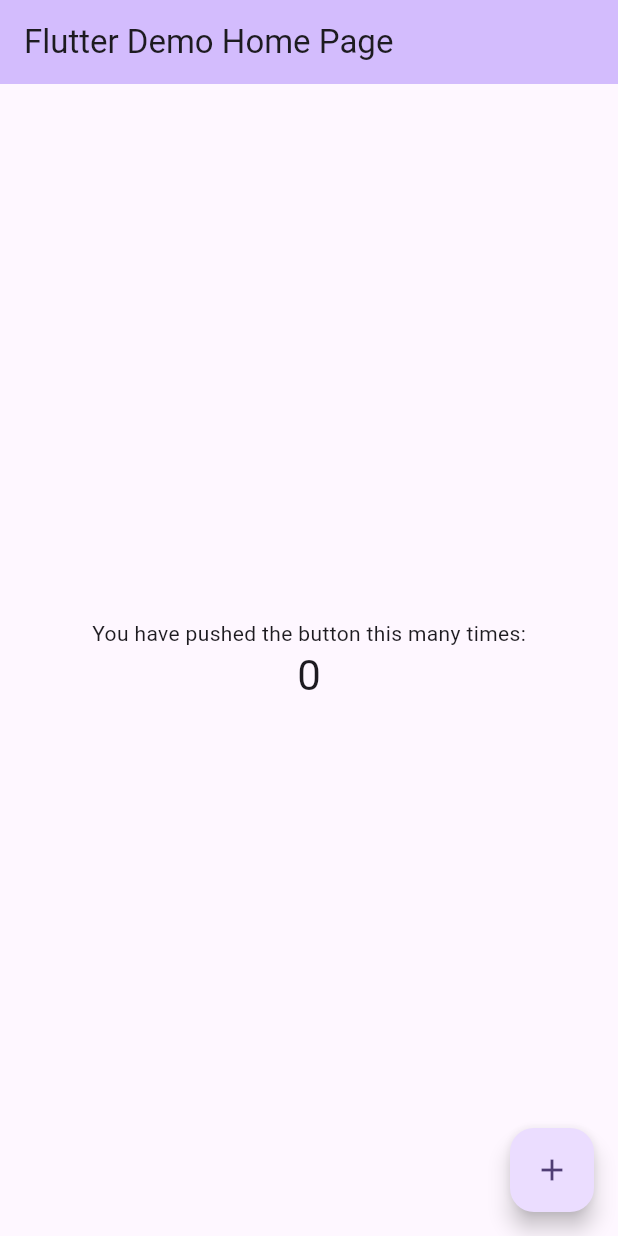
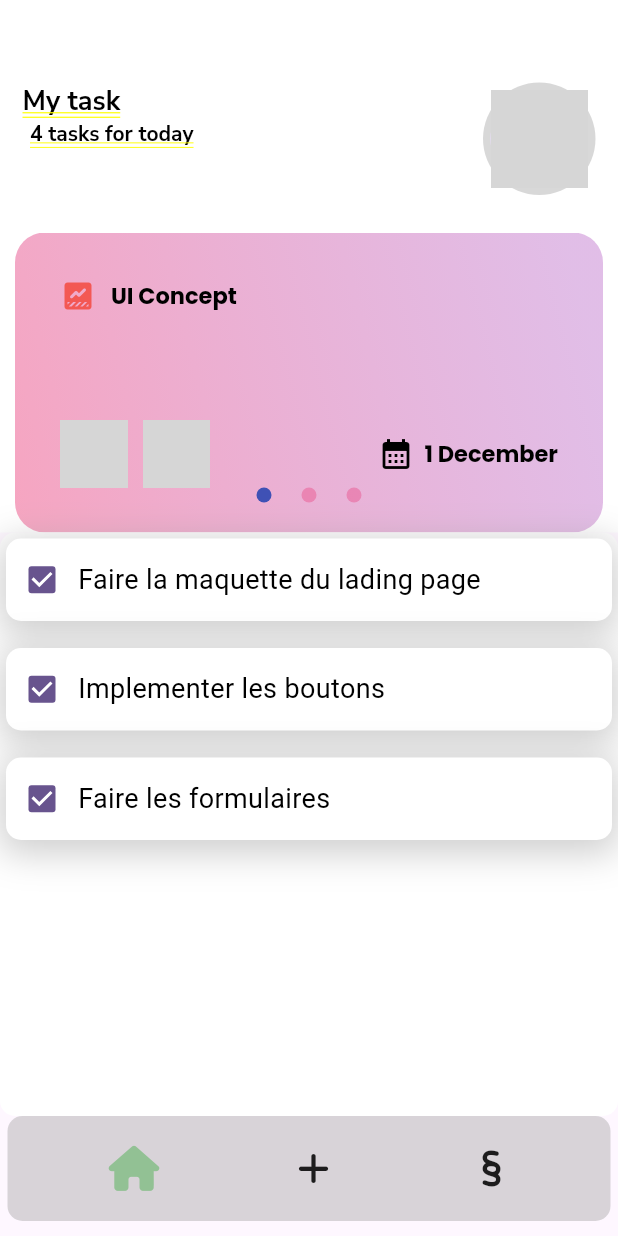
Before and after one commit to Walker-19/taskmanager, a Flutter app: the screen it shows after launch, on a phone screen of 412 x 824 dp. Run offline on Flutter 3.47's test engine with Material 3 defaults, Android fonts, the phone set to English and light mode, and no system bars; drawn by our look-alikes of card_swiper; our stand-ins replace cloud_firestore, firebase_core, font_awesome_flutter, get, google_fonts; accounts and stored records are empty; network calls fail; Roboto replaces fonts that are missing (Allura); grey boxes are pictures that could not be loaded.

Commit message:
Implementation des interface

```diff
--- /dev/null
+++ b/lib/Controller/TaskController.dart
@@ -0,0 +1,10 @@
+import 'package:cloud_firestore/cloud_firestore.dart';
+
+class TaskController {
+  getAllTask() {
+    CollectionReference AllTask = FirebaseFirestore.instance.collection("Task");
+
+
+
+  }
+}
--- /dev/null
+++ b/lib/Modele/Task.dart
@@ -0,0 +1,27 @@
+class Task {
+  String? idtask;
+  String? name;
+  DateTime? firstDay;
+  int? friends;
+  int? prop;
+
+  getName() {
+    return name;
+  }
+
+  getFirstDay() {
+    return firstDay;
+  }
+
+  get() {
+    return firstDay;
+  }
+
+  setName(String name) {
+    this.name = name;
+  }
+
+  setFirstDay(DateTime firstDay) {
+    this.firstDay = firstDay;
+  }
+}
--- /dev/null
+++ b/lib/component/ListTask.dart
@@ -0,0 +1,98 @@
+import 'package:flutter/material.dart';
+import 'package:font_awesome_flutter/font_awesome_flutter.dart';
+import 'package:google_fonts/google_fonts.dart';
+import 'package:taskmanager/design/color.dart';
+import 'package:taskmanager/design/dim.dart';
+
+class ListTask extends StatefulWidget {
+  const ListTask({super.key});
+
+  @override
+  State<ListTask> createState() => _ListTaskState();
+}
+
+class _ListTaskState extends State<ListTask> {
+  static const list = [
+    "Faire la maquette du lading page",
+    "Implementer les boutons",
+    "Faire les formulaires"
+  ];
+
+  get groupValue => null;
+
+  @override
+  Widget build(BuildContext context) {
+    return Expanded(
+      child: Scaffold(
+        bottomNavigationBar: Container(
+          width: width,
+          margin: only(b: 10, l: 5, r: 5),
+          padding: all(20),
+          decoration: BoxDecoration(
+              color: grey.withOpacity(0.4), borderRadius: radiusAll(10)),
+          child: Row(
+            mainAxisAlignment: MainAxisAlignment.spaceAround,
+            children: [
+              Container(
+                decoration: BoxDecoration(),
+                child: Icon(
+                  FontAwesomeIcons.home,
+                  color: green.withOpacity(0.5),
+                  size: 30,
+                ),
+              ),
+              Container(
+                child: Icon(FontAwesomeIcons.add),
+              ),
+              Container(
+                child: Icon(FontAwesomeIcons.section),
+              )
+            ],
+          ),
+        ),
+        body: Container(
+            width: width,
+            decoration:
+                BoxDecoration(borderRadius: radiusAll(10), color: white),
+            child: ListView.builder(
+                itemBuilder: (BuildContext, int index) {
+                  return Column(
+                    children: [
+                      Container(
+                        width: width,
+                        margin: all(4),
+                        height: 55,
+                        decoration: BoxDecoration(
+                            color: white,
+                            borderRadius: radiusAll(10),
+                            boxShadow: [
+                              BoxShadow(
+                                  color: grey.withOpacity(0.5),
+                                  blurRadius: 20,
+                                  spreadRadius: 4,
+                                  offset: const Offset(0, 5))
+                            ]),
+                        child: Row(
+                          children: [
+                            Transform.scale(
+                              scale: 1,
+                              child:
+                                  Checkbox(value: true, onChanged: (e) => {}),
+                            ),
+                            Text(
+                              list[index],
+                              style: GoogleFonts.allura(
+                                  fontSize: 18, color: black),
+                            ),
+                          ],
+                        ),
+                      ),
+                      const SizedBox(height: 10)
+                    ],
+                  );
+                },
+                itemCount: list.length)),
+      ),
+    );
+  }
+}
--- /dev/null
+++ b/lib/design/color.dart
@@ -0,0 +1,12 @@
+import 'package:flutter/material.dart';
+
+Color white = Colors.white;
+Color black = Colors.black;
+Color orange = Colors.orange;
+Color indigo = Colors.indigo;
+Color grey = Colors.grey;
+Color yellow = Colors.yellow;
+Color green = Colors.green;
+Color red = Colors.red;
+Color pink = Colors.pink;
+Color purple = Colors.purple;
--- /dev/null
+++ b/lib/design/dim.dart
@@ -0,0 +1,19 @@
+import 'package:flutter/material.dart';
+
+const width = double.infinity;
+
+EdgeInsets all(double v) => EdgeInsets.all(v);
+
+EdgeInsets only({double t = 0, double b = 0, double r = 0, double l = 0}) =>
+    EdgeInsets.only(top: t, bottom: b, right: r, left: l);
+
+BorderRadius radiusAll(double v) => BorderRadius.all(Radius.circular(v));
+BorderRadius radiusOnly(
+        {double tr = 0, double tl = 0, double br = 0, double bl = 0}) =>
+    BorderRadius.only(
+        topRight: Radius.circular(tr),
+        topLeft: Radius.circular(tl),
+        bottomRight: Radius.circular(br),
+        bottomLeft: Radius.circular(bl));
+
+height(context) => MediaQuery.of(context).size.height;
--- a/lib/main.dart
+++ b/lib/main.dart
@@ -1,6 +1,16 @@
+import 'package:card_swiper/card_swiper.dart';
+import 'package:cloud_firestore/cloud_firestore.dart';
 import 'package:flutter/material.dart';
+import 'package:get/get.dart';
+import 'package:google_fonts/google_fonts.dart';
+import 'package:taskmanager/Modele/Task.dart';
+import 'package:taskmanager/component/ListTask.dart';
+import 'package:taskmanager/design/color.dart';
+import 'package:taskmanager/design/dim.dart';
+import 'package:firebase_core/firebase_core.dart';
+import 'firebase_options.dart';
 
-void main() {
+void main() async {
   runApp(const MyApp());
 }
 
@@ -10,116 +20,201 @@ class MyApp extends StatelessWidget {
   // This widget is the root of your application.
   @override
   Widget build(BuildContext context) {
-    return MaterialApp(
-      title: 'Flutter Demo',
+    return GetMaterialApp(
+        debugShowCheckedModeBanner: false,
         theme: ThemeData(
-        // This is the theme of your application.
-        //
-        // TRY THIS: Try running your application with "flutter run". You'll see
-        // the application has a purple toolbar. Then, without quitting the app,
-        // try changing the seedColor in the colorScheme below to Colors.green
-        // and then invoke "hot reload" (save your changes or press the "hot
-        // reload" button in a Flutter-supported IDE, or press "r" if you used
-        // the command line to start the app).
-        //
-        // Notice that the counter didn't reset back to zero; the application
-        // state is not lost during the reload. To reset the state, use hot
-        // restart instead.
-        //
-        // This works for code too, not just values: Most code changes can be
-        // tested with just a hot reload.
           colorScheme: ColorScheme.fromSeed(seedColor: Colors.deepPurple),
           useMaterial3: true,
         ),
-      home: const MyHomePage(title: 'Flutter Demo Home Page'),
-    );
-  }
-}
-
-class MyHomePage extends StatefulWidget {
-  const MyHomePage({super.key, required this.title});
-
-  // This widget is the home page of your application. It is stateful, meaning
-  // that it has a State object (defined below) that contains fields that affect
-  // how it looks.
-
-  // This class is the configuration for the state. It holds the values (in this
-  // case the title) provided by the parent (in this case the App widget) and
-  // used by the build method of the State. Fields in a Widget subclass are
-  // always marked "final".
-
-  final String title;
-
-  @override
-  State<MyHomePage> createState() => _MyHomePageState();
-}
-
-class _MyHomePageState extends State<MyHomePage> {
-  int _counter = 0;
-
-  void _incrementCounter() {
-    setState(() {
-      // This call to setState tells the Flutter framework that something has
-      // changed in this State, which causes it to rerun the build method below
-      // so that the display can reflect the updated values. If we changed
-      // _counter without calling setState(), then the build method would not be
-      // called again, and so nothing would appear to happen.
-      _counter++;
-    });
-  }
-
-  @override
-  Widget build(BuildContext context) {
-    // This method is rerun every time setState is called, for instance as done
-    // by the _incrementCounter method above.
-    //
-    // The Flutter framework has been optimized to make rerunning build methods
-    // fast, so that you can just rebuild anything that needs updating rather
-    // than having to individually change instances of widgets.
-    return Scaffold(
-      appBar: AppBar(
-        // TRY THIS: Try changing the color here to a specific color (to
-        // Colors.amber, perhaps?) and trigger a hot reload to see the AppBar
-        // change color while the other colors stay the same.
-        backgroundColor: Theme.of(context).colorScheme.inversePrimary,
-        // Here we take the value from the MyHomePage object that was created by
-        // the App.build method, and use it to set our appbar title.
-        title: Text(widget.title),
+        home: Column(children: [
+          Container(
+            width: width,
+            height: height(context),
+            color: white,
+            child: Column(
+              children: [
+                Container(
+                  width: width,
+                  height: 100,
+                  margin: only(t: 55, l: 15, r: 15),
+                  decoration: BoxDecoration(color: white),
+                  child: Row(
+                    mainAxisAlignment: MainAxisAlignment.spaceBetween,
+                    crossAxisAlignment: CrossAxisAlignment.start,
+                    children: [
+                      Container(
+                        child: Column(
+                          crossAxisAlignment: CrossAxisAlignment.start,
+                          children: [
+                            Text(
+                              "My task",
+                              style: GoogleFonts.nunitoSans(
+                                fontSize: 18,
+                                color: black,
+                                fontWeight: FontWeight.bold,
                               ),
-      body: Center(
-        // Center is a layout widget. It takes a single child and positions it
-        // in the middle of the parent.
+                            ),
+                            Container(
+                              margin: only(l: 5),
+                              child: Text(
+                                "4 tasks for today",
+                                style: GoogleFonts.nunitoSans(
+                                    fontSize: 14,
+                                    color: black,
+                                    fontWeight: FontWeight.bold),
+                              ),
+                            )
+                          ],
+                        ),
+                      ),
+                      Container(
+                        width: 75,
+                        height: 75,
+                        padding: all(5),
+                        decoration: BoxDecoration(
+                            color: grey.withOpacity(0.4),
+                            borderRadius: radiusAll(200)),
+                        child: const Center(
+                          child: CircleAvatar(
+                            radius: 200,
+                            backgroundImage: NetworkImage(
+                                'https://cdn.pixabay.com/photo/2022/10/19/01/02/woman-7531315_1280.png'),
+                          ),
+                        ),
+                      )
+                    ],
+                  ),
+                ),
+                Container(
+                  width: width,
+                  height: 200,
+                  decoration: BoxDecoration(),
+                  child: Stack(
+                    children: [
+                      Center(
+                        child: Container(
+                          width: MediaQuery.of(context).size.width - 20,
+                          child: Swiper(
+                            itemCount: 3,
+                            itemBuilder: (BuildContext context, int index) {
+                              return Container(
+                                padding: all(30),
+                                width: MediaQuery.of(context).size.width,
+                                height: MediaQuery.of(context).size.height,
+                                decoration: BoxDecoration(
+                                    borderRadius: radiusAll(20),
+                                    gradient: LinearGradient(colors: [
+                                      pink.withOpacity(0.4),
+                                      purple.withOpacity(0.3)
+                                    ], begin: Alignment.bottomLeft)),
                                 child: Column(
-          // Column is also a layout widget. It takes a list of children and
-          // arranges them vertically. By default, it sizes itself to fit its
-          // children horizontally, and tries to be as tall as its parent.
-          //
-          // Column has various properties to control how it sizes itself and
-          // how it positions its children. Here we use mainAxisAlignment to
-          // center the children vertically; the main axis here is the vertical
-          // axis because Columns are vertical (the cross axis would be
-          // horizontal).
-          //
-          // TRY THIS: Invoke "debug painting" (choose the "Toggle Debug Paint"
-          // action in the IDE, or press "p" in the console), to see the
-          // wireframe for each widget.
-          mainAxisAlignment: MainAxisAlignment.center,
-          children: <Widget>[
-            const Text(
-              'You have pushed the button this many times:',
+                                  mainAxisAlignment:
+                                      MainAxisAlignment.spaceBetween,
+                                  children: [
+                                    Row(
+                                      children: [
+                                        Icon(
+                                          Icons.data_thresholding_rounded,
+                                          color: red.withOpacity(0.8),
+                                        ),
+                                        const SizedBox(
+                                          width: 10,
                                         ),
                                         Text(
-              '$_counter',
-              style: Theme.of(context).textTheme.headlineMedium,
+                                          "UI Concept",
+                                          style: GoogleFonts.poppins(
+                                              fontSize: 15,
+                                              fontWeight: FontWeight.bold,
+                                              decoration: TextDecoration.none,
+                                              color: black),
+                                        )
+                                      ],
+                                    ),
+                                    Container(
+                                      width: width,
+                                      // padding: all(9),
+                                      child: Row(
+                                        mainAxisAlignment:
+                                            MainAxisAlignment.spaceBetween,
+                                        children: [
+                                          SizedBox(
+                                            child: Row(
+                                              children: [
+                                                Container(
+                                                  width: 45,
+                                                  height: 45,
+                                                  decoration: BoxDecoration(
+                                                      borderRadius:
+                                                          radiusAll(15),
+                                                      image: const DecorationImage(
+                                                          image: NetworkImage(
+                                                              "https://a.storyblok.com/f/178900/1504x846/94b773b03b/jujutsu-kaisen-season-2-gojo-screen.jpg"),
+                                                          fit: BoxFit.cover)),
+                                                ),
+                                                const SizedBox(
+                                                  width: 10,
+                                                ),
+                                                Container(
+                                                  width: 45,
+                                                  height: 45,
+                                                  decoration: BoxDecoration(
+                                                      borderRadius:
+                                                          radiusAll(15),
+                                                      image: const DecorationImage(
+                                                          image: NetworkImage(
+                                                              "https://i.pinimg.com/736x/0f/f9/de/0ff9dee49380b018543ce6582aeb4728.jpg"),
+                                                          fit: BoxFit.cover)),
+                                                )
+                                              ],
+                                            ),
+                                          ),
+                                          SizedBox(
+                                            child: Row(
+                                              children: [
+                                                Icon(
+                                                  Icons.calendar_month,
+                                                  color: black,
+                                                ),
+                                                const SizedBox(
+                                                  width: 7,
+                                                ),
+                                                Text(
+                                                  "1 December",
+                                                  style: GoogleFonts.poppins(
+                                                      color: black,
+                                                      fontWeight:
+                                                          FontWeight.bold,
+                                                      decoration:
+                                                          TextDecoration.none,
+                                                      fontSize: 15),
                                                 ),
                                               ],
                                             ),
+                                          )
+                                        ],
                                       ),
-      floatingActionButton: FloatingActionButton(
-        onPressed: _incrementCounter,
-        tooltip: 'Increment',
-        child: const Icon(Icons.add),
-      ), // This trailing comma makes auto-formatting nicer for build methods.
+                                    )
+                                  ],
+                                ),
                               );
+                            },
+                            pagination: SwiperPagination(
+                                alignment: Alignment.bottomCenter,
+                                builder: DotSwiperPaginationBuilder(
+                                    color: Colors.pink.withOpacity(0.3),
+                                    activeColor: Colors.indigo,
+                                    space: 10)),
+                            // control: const SwiperControl(),
+                          ),
+                        ),
+                      )
+                    ],
+                  ),
+                ),
+                const ListTask(),
+              ],
+            ),
+          )
+        ]));
   }
 }
--- a/pubspec.yaml
+++ b/pubspec.yaml
@@ -37,6 +37,12 @@ dependencies:
   cupertino_icons: ^1.0.2
   get: ^4.6.6
   animate_do: ^3.1.2
+  google_fonts: ^6.1.0
+  firebase_core: ^2.24.0
+  cloud_firestore: ^4.13.3
+  card_swiper: ^3.0.1
+  font_awesome_flutter: ^10.6.0
+  animated_bottom_navigation_bar: ^1.3.0
 
 dev_dependencies:
   flutter_test:
```
Also changed, not shown: lib/firebase_options.dart (added), lib/maquette/maquette.png (added), pubspec.lock, 9 other files. Lines whose indentation alone changed are shown as unchanged.
